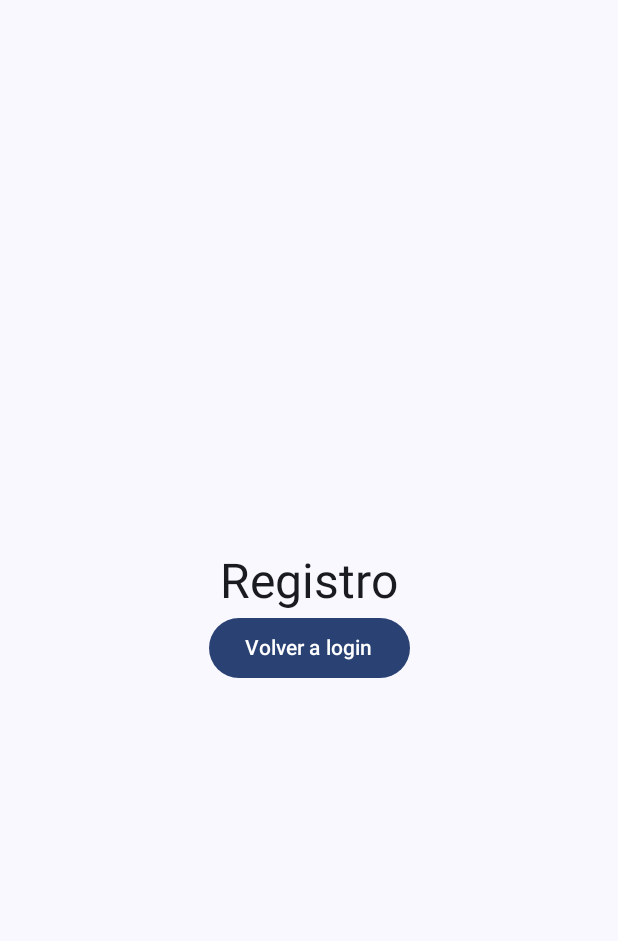
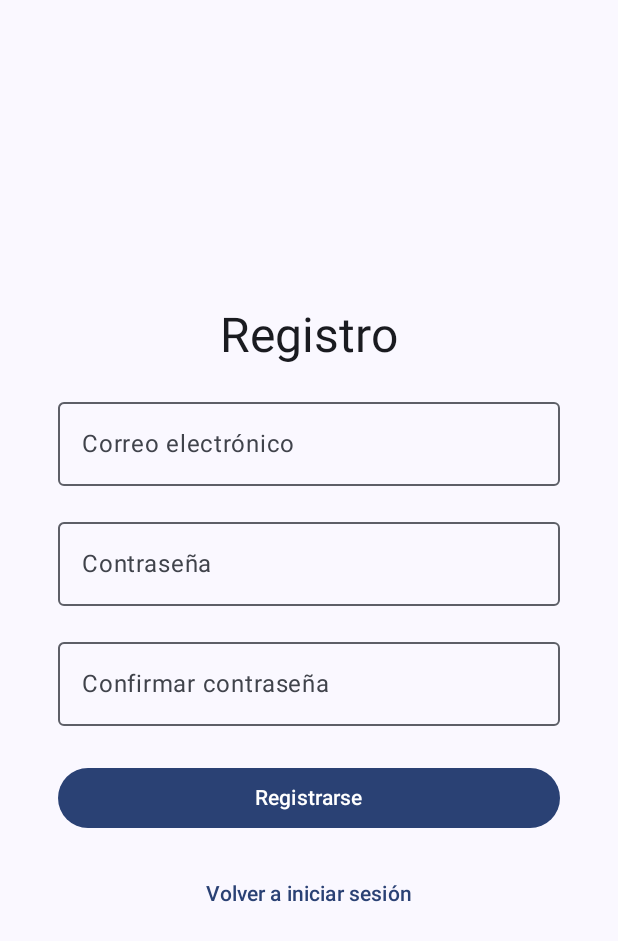
Before and after one commit to 6aligula/senderos, an Android app built with Jetpack Compose: the RegisterScreen screen opened through its navigation route, on a phone screen of 412 x 824 dp. Shown: the top 941 px of the screen. Run offline under Robolectric (Android 15) with nearby library versions, the phone set to English and light mode, and no system bars.

Commit message:
registro y log in creados el resgister no te lleva al log in yel log in tampoco lleva a otra pagina

```diff
--- a/app/src/main/java/com/example/senderos/MainActivity.kt
+++ b/app/src/main/java/com/example/senderos/MainActivity.kt
@@ -8,15 +8,26 @@ import androidx.compose.foundation.layout.Arrangement
 import androidx.compose.foundation.layout.Box
 import androidx.compose.foundation.layout.Column
 import androidx.compose.foundation.layout.fillMaxSize
+import androidx.compose.foundation.layout.fillMaxWidth
 import androidx.compose.foundation.layout.padding
+import androidx.compose.foundation.layout.Spacer
+import androidx.compose.foundation.layout.height
+import androidx.compose.foundation.text.KeyboardOptions
 import androidx.compose.material3.Button
 import androidx.compose.material3.MaterialTheme
+import androidx.compose.material3.OutlinedTextField
 import androidx.compose.material3.Scaffold
 import androidx.compose.material3.Text
+import androidx.compose.material3.TextButton
 import androidx.compose.runtime.Composable
+import androidx.compose.runtime.getValue
+import androidx.compose.runtime.mutableStateOf
+import androidx.compose.runtime.remember
+import androidx.compose.runtime.setValue
 import androidx.compose.ui.Alignment
 import androidx.compose.ui.Modifier
-import androidx.compose.ui.tooling.preview.Preview
+import androidx.compose.ui.text.input.ImeAction
+import androidx.compose.ui.text.input.KeyboardType
 import androidx.compose.ui.unit.dp
 import androidx.navigation.NavHostController
 import androidx.navigation.compose.NavHost
@@ -27,10 +38,11 @@ import com.example.senderos.ui.theme.SenderosTheme
 class MainActivity : ComponentActivity() {
     override fun onCreate(savedInstanceState: Bundle?) {
         super.onCreate(savedInstanceState)
+        // Activa edge-to-edge (opcional)
         enableEdgeToEdge()
         setContent {
             SenderosTheme {
-                // Puedes usar Scaffold o cualquier otro layout base
+                // Usamos un Scaffold como layout base
                 Scaffold(modifier = Modifier.fillMaxSize()) { innerPadding ->
                     Box(modifier = Modifier.padding(innerPadding)) {
                         AppNavigator()
@@ -56,7 +68,10 @@ fun AppNavigator() {
 
 @Composable
 fun LoginScreen(navController: NavHostController) {
-    // Ejemplo básico de pantalla de login
+    // Estados para email y contraseña
+    var email by remember { mutableStateOf("") }
+    var password by remember { mutableStateOf("") }
+
     Column(
         modifier = Modifier
             .fillMaxSize()
@@ -64,20 +79,65 @@ fun LoginScreen(navController: NavHostController) {
         verticalArrangement = Arrangement.Center,
         horizontalAlignment = Alignment.CenterHorizontally
     ) {
-        Text(text = "Iniciar sesión", style = MaterialTheme.typography.headlineLarge)
+        Text(
+            text = "Iniciar sesión",
+            style = MaterialTheme.typography.headlineLarge
+        )
+        Spacer(modifier = Modifier.height(16.dp))
 
-        // Aquí podrías definir TextFields para usuario y contraseña
-        // y un Button para iniciar sesión.
-        // Por simplicidad, se muestra solo un botón para navegar a la pantalla de registro.
-        Button(onClick = { navController.navigate(Routes.Register.route) }) {
-            Text("Ir a registro")
+        // Campo de correo electrónico
+        OutlinedTextField(
+            value = email,
+            onValueChange = { email = it },
+            label = { Text("Correo electrónico") },
+            singleLine = true,
+            keyboardOptions = KeyboardOptions(
+                keyboardType = KeyboardType.Email,
+                imeAction = ImeAction.Next
+            ),
+            modifier = Modifier.fillMaxWidth(0.9f)
+        )
+        Spacer(modifier = Modifier.height(16.dp))
+
+        // Campo de contraseña
+        OutlinedTextField(
+            value = password,
+            onValueChange = { password = it },
+            label = { Text("Contraseña") },
+            singleLine = true,
+            keyboardOptions = KeyboardOptions(
+                keyboardType = KeyboardType.Password,
+                imeAction = ImeAction.Done
+            ),
+            modifier = Modifier.fillMaxWidth(0.9f)
+        )
+        Spacer(modifier = Modifier.height(24.dp))
+
+        // Botón para iniciar sesión
+        Button(
+            onClick = {
+                // Aquí agregar la lógica de autenticación (por ejemplo, consultar un API)
+            },
+            modifier = Modifier.fillMaxWidth(0.9f)
+        ) {
+            Text("Ingresar")
+        }
+        Spacer(modifier = Modifier.height(16.dp))
+
+        // Opción para ir a registro
+        TextButton(onClick = { navController.navigate(Routes.Register.route) }) {
+            Text("¿No tienes una cuenta? Regístrate")
         }
     }
 }
 
 @Composable
 fun RegisterScreen(navController: NavHostController) {
-    // Ejemplo básico de pantalla de registro
+    // Estados para email, contraseña y confirmación de contraseña
+    var email by remember { mutableStateOf("") }
+    var password by remember { mutableStateOf("") }
+    var confirmPassword by remember { mutableStateOf("") }
+
     Column(
         modifier = Modifier
             .fillMaxSize()
@@ -85,12 +145,69 @@ fun RegisterScreen(navController: NavHostController) {
         verticalArrangement = Arrangement.Center,
         horizontalAlignment = Alignment.CenterHorizontally
     ) {
-        Text(text = "Registro", style = MaterialTheme.typography.headlineLarge)
+        Text(
+            text = "Registro",
+            style = MaterialTheme.typography.headlineLarge
+        )
+        Spacer(modifier = Modifier.height(16.dp))
 
-        // Aquí incluirías campos para nombre, correo, contraseña, etc.
-        // y un botón para confirmar el registro.
-        Button(onClick = { navController.popBackStack() }) {
-            Text("Volver a login")
+        // Campo de correo electrónico
+        OutlinedTextField(
+            value = email,
+            onValueChange = { email = it },
+            label = { Text("Correo electrónico") },
+            singleLine = true,
+            keyboardOptions = KeyboardOptions(
+                keyboardType = KeyboardType.Email,
+                imeAction = ImeAction.Next
+            ),
+            modifier = Modifier.fillMaxWidth(0.9f)
+        )
+        Spacer(modifier = Modifier.height(16.dp))
+
+        // Campo de contraseña
+        OutlinedTextField(
+            value = password,
+            onValueChange = { password = it },
+            label = { Text("Contraseña") },
+            singleLine = true,
+            keyboardOptions = KeyboardOptions(
+                keyboardType = KeyboardType.Password,
+                imeAction = ImeAction.Next
+            ),
+            modifier = Modifier.fillMaxWidth(0.9f)
+        )
+        Spacer(modifier = Modifier.height(16.dp))
+
+        // Campo de confirmación de contraseña
+        OutlinedTextField(
+            value = confirmPassword,
+            onValueChange = { confirmPassword = it },
+            label = { Text("Confirmar contraseña") },
+            singleLine = true,
+            keyboardOptions = KeyboardOptions(
+                keyboardType = KeyboardType.Password,
+                imeAction = ImeAction.Done
+            ),
+            modifier = Modifier.fillMaxWidth(0.9f)
+        )
+        Spacer(modifier = Modifier.height(24.dp))
+
+        // Botón para registrarse
+        Button(
+            onClick = {
+                // Validar que 'password' y 'confirmPassword' sean iguales
+                // Agregar la lógica de registro (por ejemplo, llamar a un API para registrar el usuario)
+            },
+            modifier = Modifier.fillMaxWidth(0.9f)
+        ) {
+            Text("Registrarse")
+        }
+        Spacer(modifier = Modifier.height(16.dp))
+
+        // Botón para volver a la pantalla de login
+        TextButton(onClick = { navController.popBackStack() }) {
+            Text("Volver a iniciar sesión")
         }
     }
 }
```
